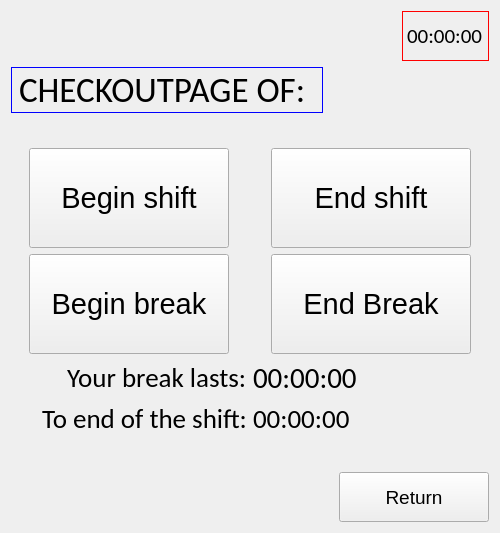
Before: the Qt Designer form CheckOutScreen.ui in JustKoshi/QTCinemaProject, drawn with Qt 5.
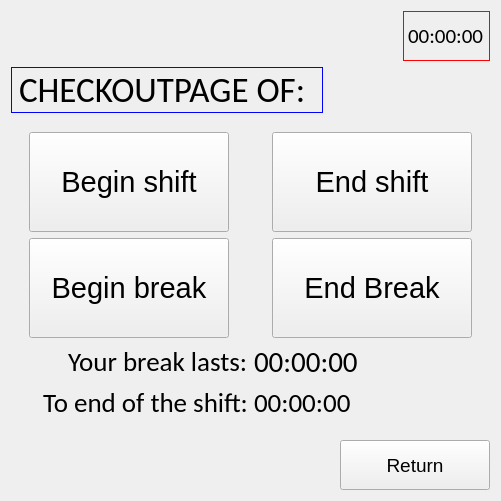
After: the same form once the commit is applied.

```diff
--- a/CheckOutScreen.ui
+++ b/CheckOutScreen.ui
@@ -6,8 +6,8 @@
    <rect>
     <x>0</x>
     <y>0</y>
-    <width>500</width>
-    <height>533</height>
+    <width>501</width>
+    <height>501</height>
    </rect>
   </property>
   <property name="windowTitle">
```
